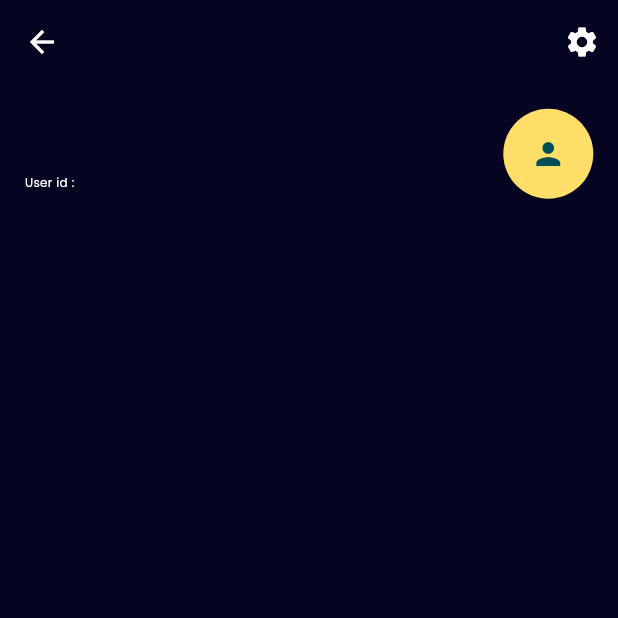
After one commit to anas4519/VerseVibe, a Flutter app: the UserProfile screen opened directly, on a phone screen of 412 x 824 dp, the top half of it. The commit adds this screen. Run offline on Flutter 3.47's test engine with Material 3 defaults, Android fonts, the phone set to English and light mode, and no system bars; our stand-ins replace google_fonts, image_picker, shared_preferences; accounts and stored records are empty; network calls fail.

```diff
--- a/lib/constants/constants.dart
+++ b/lib/constants/constants.dart
@@ -1,8 +1,8 @@
 import 'dart:ui';
 
 class Constants{
-  static String url = "http://192.168.1.3:8000/";
-  static String uri = "http://192.168.1.3:8000/user/";
+  static String url = "http://192.168.1.6:8000/";
+  static String uri = "http://192.168.1.6:8000/user/";
   static Color bg = const Color(0xFF050522);
   static Color appBar = const Color(0xFF050522);
   static Color yellow = const Color(0xFFFFDE69);
--- a/lib/main.dart
+++ b/lib/main.dart
@@ -49,6 +49,7 @@ class _MyAppState extends State<MyApp> {
           textTheme: GoogleFonts.poppinsTextTheme()),
 
       home: Provider.of<UserProvider>(context).user.token.isEmpty? const LandingPage(): const HomeScreen(),
+      // home: const VerifyOtp(email: 'nadeeemanas617@gmail.com',),
     );
   }
 }
--- a/lib/screens/blog_page.dart
+++ b/lib/screens/blog_page.dart
@@ -178,7 +178,7 @@ class _BlogPageState extends State<BlogPage> {
               SizedBox(
                 height: screenHeight * 0.02,
               ),
-              Text(
+              SelectableText(
                 widget.body,
                 style: const TextStyle(
                     color: Colors.white,
@@ -270,6 +270,7 @@ class _BlogPageState extends State<BlogPage> {
 
                           }
                           FocusScope.of(context).unfocus();
+                          _commentController.clear();
                         },
                         icon: Icon(
                           Icons.arrow_upward_rounded,
--- a/lib/screens/new_blog.dart
+++ b/lib/screens/new_blog.dart
@@ -26,7 +26,7 @@ class _NewBlogState extends State<NewBlog> {
   Future<void> postData(
       String title, String body, XFile image, BuildContext context) async {
     final url = Uri.parse(
-        'http://192.168.1.3:8000/blogs/'); // Replace with your actual URL
+        '${Constants.url}blogs/'); // Replace with your actual URL
 
     try {
       var request = http.MultipartRequest('POST', url);
--- /dev/null
+++ b/lib/screens/user_profile.dart
@@ -0,0 +1,56 @@
+import 'package:blogs_app/constants/constants.dart';
+import 'package:blogs_app/models/user.dart';
+import 'package:blogs_app/providers/user_provider.dart';
+import 'package:flutter/material.dart';
+import 'package:provider/provider.dart';
+
+class UserProfile extends StatefulWidget {
+  const UserProfile({super.key});
+
+  @override
+  State<UserProfile> createState() => _UserProfileState();
+}
+
+class _UserProfileState extends State<UserProfile> {
+  @override
+  Widget build(BuildContext context) {
+    final screenWidth = MediaQuery.of(context).size.width;
+    final screenHeight = MediaQuery.of(context).size.height;
+    return Scaffold(
+      appBar: AppBar(
+        actions: [
+          IconButton(onPressed: (){}, icon: const Icon(Icons.settings))
+        ],
+      ),
+      body:  SingleChildScrollView(
+        child: Padding(
+          padding: EdgeInsets.all(screenWidth*0.04),
+          child: Column(
+            crossAxisAlignment: CrossAxisAlignment.center,
+            children: [
+              Row(
+                children: [
+                  Column(
+                    crossAxisAlignment: CrossAxisAlignment.start,
+                    children: [
+                      Text(Provider.of<UserProvider>(context, listen: false).user.name, style: const TextStyle(color: Colors.white, fontSize: 18),),
+                      Text(Provider.of<UserProvider>(context, listen: false).user.email, style: const TextStyle(color: Colors.white, fontSize: 8),),
+                      Text('User id : ${Provider.of<UserProvider>(context, listen: false).user.id}', style: const TextStyle(color: Colors.white, fontSize: 8))
+                    ],
+                  ),
+                  const Spacer(),
+                  CircleAvatar(
+                    radius: 30,
+                    backgroundColor: Constants.yellow,
+                    child: const Icon(Icons.person),
+                  )
+                ],
+              )
+            ],
+          ),
+        ),
+      ),
+
+    );
+  }
+}
--- a/lib/services/api_services.dart
+++ b/lib/services/api_services.dart
@@ -5,7 +5,7 @@ import 'package:http/http.dart' as http;
 import '../models/blog_model.dart';
 
 class ApiService {
-  final String baseUrl = 'http://192.168.1.3:8000'; // Your API base URL
+  final String baseUrl = 'http://192.168.1.6:8000'; // Your API base URL
 
   Future<List<Blog>> fetchBlogs() async {
     final response = await http.get(Uri.parse('$baseUrl/blogs'));
--- a/lib/sheets/login_sheet.dart
+++ b/lib/sheets/login_sheet.dart
@@ -1,6 +1,8 @@
 import 'package:blogs_app/constants/constants.dart';
 import 'package:blogs_app/providers/user_provider.dart';
 import 'package:blogs_app/screens/home_screen.dart';
+import 'package:blogs_app/services/api_services.dart';
+import 'package:blogs_app/services/auth_service.dart';
 import 'package:blogs_app/sheets/register_sheet.dart';
 import 'package:flutter/material.dart';
 import 'package:http/http.dart' as http;
@@ -53,6 +55,7 @@ class _LoginSheetState extends State<LoginSheet> {
       if (response.statusCode == 200) {
         SharedPreferences prefs = await SharedPreferences.getInstance();
         userProvier.setUser(response.body);
+        AuthService().getUserData(context);
         await prefs.setString(
             'x-auth-token', jsonDecode(response.body)['token']);
         navigator.pushAndRemoveUntil(
```
Also changed, not shown: lib/landing/verfiy_otp.dart (added, +209 -0 lines), lib/screens/home_screen.dart (+5 -2 lines), lib/sheets/register_sheet.dart (+33 -8 lines), 6 other files.
